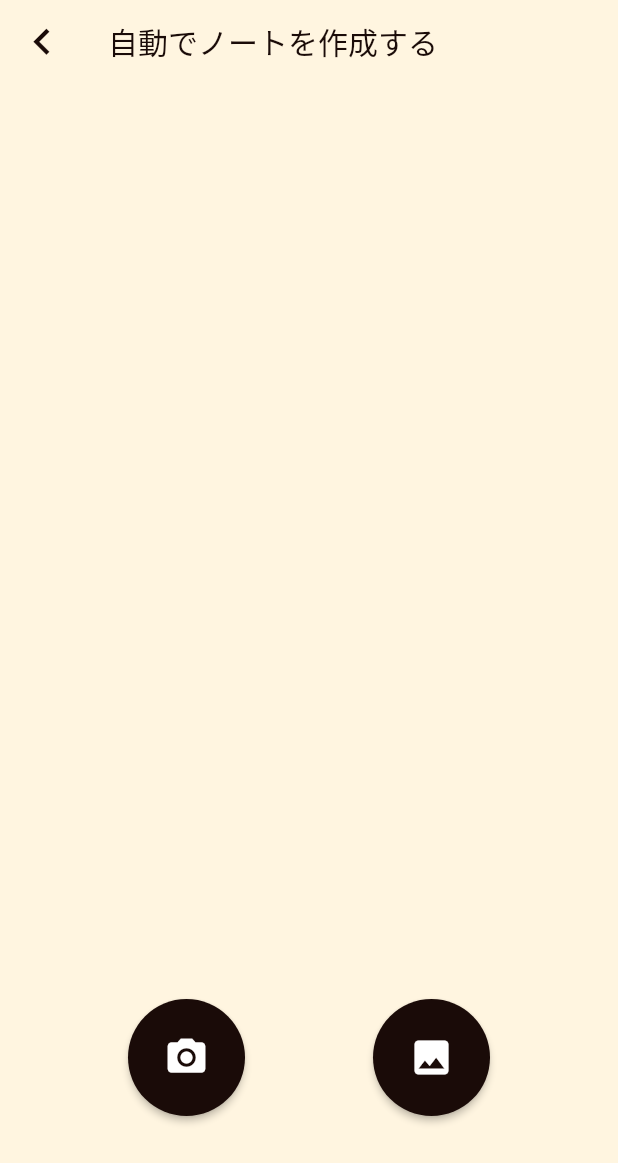
After one commit to tenpei-peso/UsshiHub, a Flutter app: the FirstMakeNote screen opened directly, on a phone screen of 412 x 824 dp. The commit adds this screen. Shown: the top 1163 px of the screen. Run offline on Flutter 3.47's test engine with Material 2 defaults, Android fonts, the phone set to English and light mode, and no system bars; our stand-ins replace firebase_auth, firebase_core, flutter_animate, flutter_riverpod, freezed_annotation; accounts and stored records are empty.

Commit message:
first_make_note画面UI

```diff
--- a/lib/domain/repository/notifier/auth_notifier.dart
+++ b/lib/domain/repository/notifier/auth_notifier.dart
@@ -32,14 +32,14 @@ class AuthNotifier extends StateNotifier<AuthState> {
 
   }
 
-  // Future<void> signInWithGitHub() async {
-  //   try {
-  //     final UserCredential user = await FirebaseAuth.instance.signInWithProvider(githubProvider);
-  //     state = state.copyWith(user: user);
-  //   } on FirebaseAuthException catch (e) {
-  //     print(e.message);
-  //   }
-  //
-  // }
+  Future<void> signInWithGitHub() async {
+    try {
+      final UserCredential user = await FirebaseAuth.instance.signInWithProvider(githubProvider);
+      state = state.copyWith(user: user);
+    } on FirebaseAuthException catch (e) {
+      print(e.message);
+    }
+
+  }
 
 }
--- /dev/null
+++ b/lib/presentation/page/first_make_note.dart
@@ -0,0 +1,51 @@
+import 'package:flutter/cupertino.dart';
+import 'package:flutter/material.dart';
+
+import '../../utiles/common/circle_button.dart';
+
+class FirstMakeNote extends StatelessWidget {
+  const FirstMakeNote({Key? key}) : super(key: key);
+
+  @override
+  Widget build(BuildContext context) {
+    return Scaffold(
+      backgroundColor: const Color(0xFFFFF5E0),
+      appBar: AppBar(
+        bottomOpacity: 0.0,
+        elevation: 0.0,
+        backgroundColor: const Color(0xFFFFF5E0),
+        leading: IconButton(
+          icon: const Icon(
+            Icons.chevron_left,
+            color: Color(0xFF1A0B08), // アイコンの色
+            size: 35,
+          ), // 任意のアイコンを設定
+          onPressed: () {
+            Navigator.pop(context);
+          },
+        ),
+        title: const Text(
+          '自動でノートを作成する',
+          style: TextStyle(color: Color(0xFF1A0B08)),
+        ),
+      ),
+      body: Stack(
+        children: <Widget>[
+          Positioned(
+            bottom: 80,
+            left: 0,
+            right: 0,
+            child: Row(
+              mainAxisAlignment: MainAxisAlignment.spaceEvenly,
+              children: <Widget>[
+                CircularIconButton(iconData: Icons.camera_alt, color: const Color(0xff1a0b08) ,onPressed: () {},),
+                CircularIconButton(iconData: Icons.image, color: const Color(0xff1a0b08) ,onPressed: () {},),
+              ],
+            ),
+          ),
+          ///TODO 取得してきたlist表示
+        ],
+      ),
+    );
+  }
+}
--- a/lib/presentation/page/home_page.dart
+++ b/lib/presentation/page/home_page.dart
@@ -2,6 +2,7 @@ import 'package:flutter/cupertino.dart';
 import 'package:flutter/material.dart';
 import 'package:flutter_animate/flutter_animate.dart';
 import 'package:flutter_riverpod/flutter_riverpod.dart';
+import 'package:ussihub/presentation/page/first_make_note.dart';
 
 class HomePage extends ConsumerWidget {
   const HomePage({super.key});
@@ -86,7 +87,10 @@ class HomePage extends ConsumerWidget {
         width: 80,
         child: FloatingActionButton(
           onPressed: () async {
-
+            Navigator.push(
+              context,
+              MaterialPageRoute(builder: (context) => const FirstMakeNote()),
+            );
           },
           tooltip: 'ノート作成',
           child: Image.asset(
--- /dev/null
+++ b/lib/utiles/common/circle_button.dart
@@ -0,0 +1,27 @@
+import 'package:flutter/cupertino.dart';
+import 'package:flutter/material.dart';
+
+class CircularIconButton extends StatelessWidget {
+  final IconData iconData;
+  final VoidCallback onPressed;
+  final Color color;
+
+  const CircularIconButton({super.key, required this.iconData, required this.color ,required this.onPressed});
+
+  @override
+  Widget build(BuildContext context) {
+    return ElevatedButton(
+      style: ElevatedButton.styleFrom(
+        primary: color, // ボタンの背景色
+        shape: const CircleBorder(), // 丸い形状
+        padding: const EdgeInsets.all(24), // ボタンのサイズ
+      ),
+      onPressed: onPressed,
+      child: Icon(
+        iconData,
+        color: Colors.white,
+        size: 30,
+      ),
+    );
+  }
+}
```
